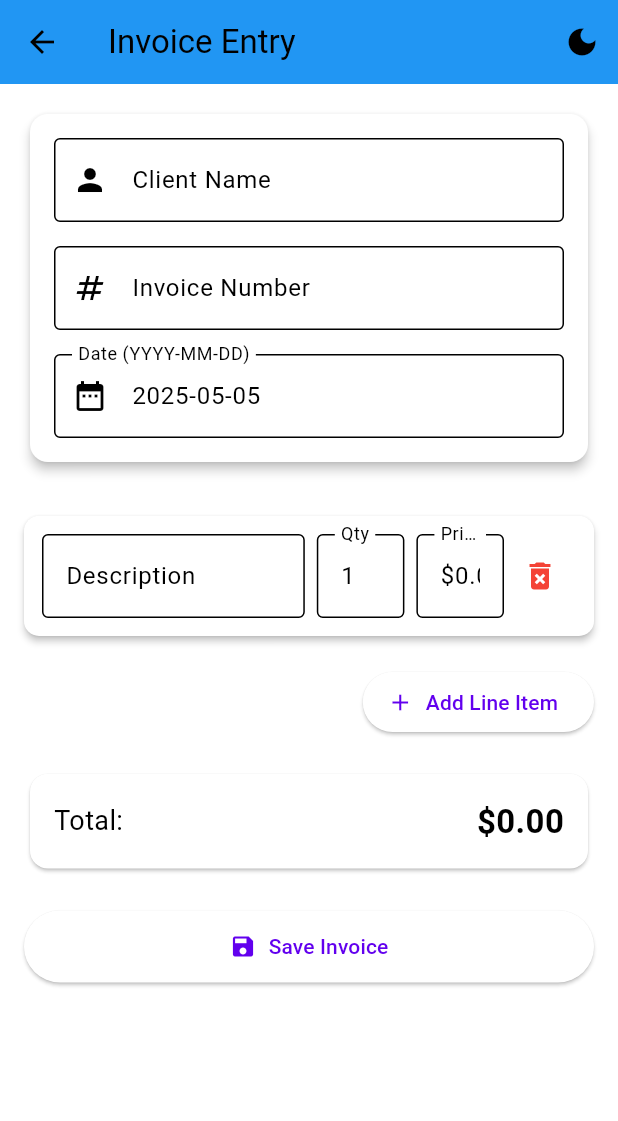
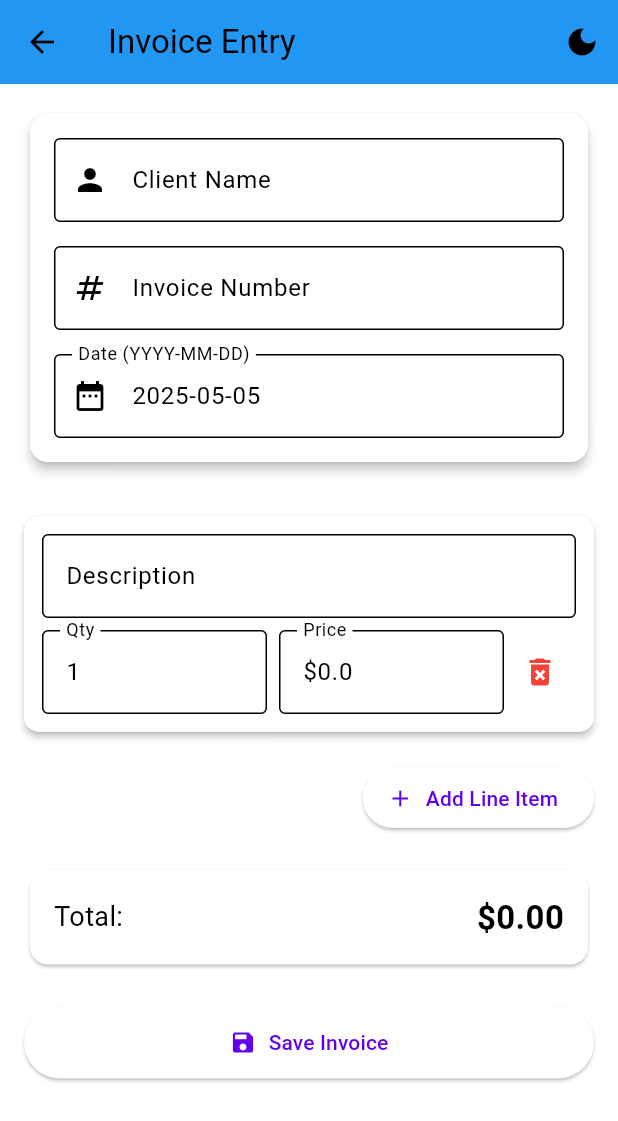
Before and after one commit to Magatijoel9620/invoice_app_flutter, a Flutter app: the InvoiceEntryScreen screen opened directly with empty values, after a tap on "Add Line Item", on a phone screen of 412 x 824 dp. Shown: the top 1121 px of the screen. Run offline on Flutter 3.47's test engine with Material 3 defaults, Android fonts, the phone set to English and light mode, and no system bars; our stand-ins replace flutter_slidable, pdf, printing, shared_preferences; accounts and stored records are empty.

Commit message:
UI refined

```diff
--- a/lib/screens/home_screen.dart
+++ b/lib/screens/home_screen.dart
@@ -111,6 +111,11 @@ class _HomeScreenState extends State<HomeScreen> {
           ),
           child: SingleChildScrollView(
             // 🛠 Add this wrapper
+            child: ConstrainedBox(
+              constraints: BoxConstraints(
+                minHeight: MediaQuery.of(context).size.height,
+              ),
+              child: IntrinsicHeight(
                 child: Center(
                   child: Padding(
                     padding: const EdgeInsets.symmetric(
@@ -122,7 +127,10 @@ class _HomeScreenState extends State<HomeScreen> {
                         Icon(
                           Icons.receipt_long_rounded,
                           size: 80,
-                      color: widget.isDarkMode ? Colors.white : Colors.blueGrey,
+                          color:
+                              widget.isDarkMode
+                                  ? Colors.white
+                                  : Colors.blueGrey,
                         ),
                         const SizedBox(height: 20),
                         Text(
@@ -183,6 +191,8 @@ class _HomeScreenState extends State<HomeScreen> {
               ),
             ),
           ),
+        ),
+      ),
     );
   }
 
--- a/lib/screens/invoice_entry_screen.dart
+++ b/lib/screens/invoice_entry_screen.dart
@@ -58,7 +58,8 @@ class _InvoiceEntryScreenState extends State<InvoiceEntryScreen> {
 
   void _addLineItem() {
     setState(() {
-      lineItems.add(LineItem(
+      lineItems.add(
+        LineItem(
           description: '',
           quantity: 1,
           unitPrice: 0.0,
@@ -66,7 +67,8 @@ class _InvoiceEntryScreenState extends State<InvoiceEntryScreen> {
           descriptionController: TextEditingController(),
           quantityController: TextEditingController(text: '1'),
           unitPriceController: TextEditingController(text: '0.0'),
-      ));
+        ),
+      );
     });
   }
 
@@ -121,7 +123,8 @@ class _InvoiceEntryScreenState extends State<InvoiceEntryScreen> {
       }
 
       final invoice = Invoice(
-        id: widget.existingInvoice?.id ??
+        id:
+            widget.existingInvoice?.id ??
             DateTime.now().millisecondsSinceEpoch.toString(),
         clientName: _clientNameController.text,
         invoiceNumber: _invoiceNumberController.text,
@@ -144,20 +147,20 @@ class _InvoiceEntryScreenState extends State<InvoiceEntryScreen> {
         Navigator.pushReplacement(
           context,
           MaterialPageRoute(
-            builder: (context) => InvoiceListScreen(
+            builder:
+                (context) => InvoiceListScreen(
                   isDarkMode: widget.isDarkMode,
                   toggleTheme: widget.toggleTheme,
                 ),
           ),
         );
-        if(currentContext.mounted){
+        if (currentContext.mounted) {
           ScaffoldMessenger.of(currentContext).showSnackBar(
             const SnackBar(content: Text('Invoice saved successfully')),
           );
         }
       } catch (e) {
-          SnackBar(content: Text('Error saving invoice: $e',)
-        );
+        SnackBar(content: Text('Error saving invoice: $e'));
       }
     } else {
       ScaffoldMessenger.of(context).showSnackBar(
@@ -203,8 +206,11 @@ class _InvoiceEntryScreenState extends State<InvoiceEntryScreen> {
                           prefixIcon: Icon(Icons.person),
                           border: OutlineInputBorder(),
                         ),
-                        validator: (value) =>
-                            value == null || value.isEmpty ? 'Required' : null,
+                        validator:
+                            (value) =>
+                                value == null || value.isEmpty
+                                    ? 'Required'
+                                    : null,
                       ),
                       const SizedBox(height: 16),
                       TextFormField(
@@ -214,8 +220,11 @@ class _InvoiceEntryScreenState extends State<InvoiceEntryScreen> {
                           prefixIcon: Icon(Icons.numbers),
                           border: OutlineInputBorder(),
                         ),
-                        validator: (value) =>
-                            value == null || value.isEmpty ? 'Required' : null,
+                        validator:
+                            (value) =>
+                                value == null || value.isEmpty
+                                    ? 'Required'
+                                    : null,
                       ),
                       const SizedBox(height: 16),
                       TextFormField(
@@ -233,9 +242,9 @@ class _InvoiceEntryScreenState extends State<InvoiceEntryScreen> {
                 ),
               ),
               const SizedBox(height: 24),
-              ...lineItems
-                  .asMap()
-                  .entries.map((entry) => _buildLineItem(entry.key, entry.value)),
+              ...lineItems.asMap().entries.map(
+                (entry) => _buildLineItem(entry.key, entry.value),
+              ),
               const SizedBox(height: 12),
               Align(
                 alignment: Alignment.centerRight,
@@ -253,10 +262,7 @@ class _InvoiceEntryScreenState extends State<InvoiceEntryScreen> {
                   child: Row(
                     mainAxisAlignment: MainAxisAlignment.spaceBetween,
                     children: [
-                      const Text(
-                        'Total:',
-                        style: TextStyle(fontSize: 18),
-                      ),
+                      const Text('Total:', style: TextStyle(fontSize: 18)),
                       Text(
                         '\$${_totalAmount.toStringAsFixed(2)}',
                         style: const TextStyle(
@@ -288,28 +294,75 @@ class _InvoiceEntryScreenState extends State<InvoiceEntryScreen> {
   }
 
   Widget _buildLineItem(int index, LineItem item) {
+    return LayoutBuilder(
+      builder: (context, constraints) {
+        bool isMobile = constraints.maxWidth < 600;
+
         return Card(
           margin: const EdgeInsets.symmetric(vertical: 8),
           elevation: 2,
-      shape: RoundedRectangleBorder(borderRadius: BorderRadius.circular(10)),
+          shape: RoundedRectangleBorder(
+            borderRadius: BorderRadius.circular(10),
+          ),
           child: Padding(
             padding: const EdgeInsets.all(12),
-        child: Row(
+            child:
+                isMobile
+                    ? Column(
                       children: [
-            Expanded(
-              flex: 3,
-              child: TextFormField(
+                        _buildDescriptionField(item),
+                        const SizedBox(height: 8),
+                        Row(
+                          children: [
+                            Expanded(child: _buildQtyField(item)),
+                            const SizedBox(width: 8),
+                            Expanded(child: _buildPriceField(item)),
+                            IconButton(
+                              icon: const Icon(
+                                Icons.delete_forever,
+                                color: Colors.red,
+                              ),
+                              onPressed: () => _removeLineItem(index),
+                            ),
+                          ],
+                        ),
+                      ],
+                    )
+                    : Row(
+                      children: [
+                        Expanded(flex: 3, child: _buildDescriptionField(item)),
+                        const SizedBox(width: 8),
+                        Expanded(child: _buildQtyField(item)),
+                        const SizedBox(width: 8),
+                        Expanded(child: _buildPriceField(item)),
+                        IconButton(
+                          icon: const Icon(
+                            Icons.delete_forever,
+                            color: Colors.red,
+                          ),
+                          onPressed: () => _removeLineItem(index),
+                        ),
+                      ],
+                    ),
+          ),
+        );
+      },
+    );
+  }
+
+  Widget _buildDescriptionField(LineItem item) {
+    return TextFormField(
       controller: item.descriptionController,
       decoration: const InputDecoration(
         labelText: 'Description',
         border: OutlineInputBorder(),
       ),
       onChanged: (value) => item.description = value,
-              ),
-            ),
-            const SizedBox(width: 8),
-            Expanded(
-              child: TextFormField(
+    );
+  }
+
+  Widget _buildQtyField(LineItem item) {
+    return TextFormField(
       controller: item.quantityController,
       decoration: const InputDecoration(
         labelText: 'Qty',
@@ -320,11 +373,11 @@ class _InvoiceEntryScreenState extends State<InvoiceEntryScreen> {
         item.quantity = int.tryParse(value) ?? 1;
         _updateTotal();
       },
-              ),
-            ),
-            const SizedBox(width: 8),
-            Expanded(
-              child: TextFormField(
+    );
+  }
+
+  Widget _buildPriceField(LineItem item) {
+    return TextFormField(
       controller: item.unitPriceController,
       decoration: const InputDecoration(
         labelText: 'Price',
@@ -336,15 +389,68 @@ class _InvoiceEntryScreenState extends State<InvoiceEntryScreen> {
         item.unitPrice = double.tryParse(value.replaceAll(',', '.')) ?? 0;
         _updateTotal();
       },
-              ),
-            ),
-            IconButton(
-              icon: const Icon(Icons.delete_forever, color: Colors.red),
-              onPressed: () => _removeLineItem(index),
-            ),
-          ],
-        ),
-      ),
     );
   }
 }
+
+//   Widget _buildLineItem(int index, LineItem item) {
+//     return Card(
+//       margin: const EdgeInsets.symmetric(vertical: 8),
+//       elevation: 2,
+//       shape: RoundedRectangleBorder(borderRadius: BorderRadius.circular(10)),
+//       child: Padding(
+//         padding: const EdgeInsets.all(12),
+//         child: Row(
+//           children: [
+//             Expanded(
+//               flex: 3,
+//               child: TextFormField(
+//                 controller: item.descriptionController,
+//                 decoration: const InputDecoration(
+//                   labelText: 'Description',
+//                   border: OutlineInputBorder(),
+//                 ),
+//                 onChanged: (value) => item.description = value,
+//               ),
+//             ),
+//             const SizedBox(width: 8),
+//             Expanded(
+//               child: TextFormField(
+//                 controller: item.quantityController,
+//                 decoration: const InputDecoration(
+//                   labelText: 'Qty',
+//                   border: OutlineInputBorder(),
+//                 ),
+//                 keyboardType: TextInputType.number,
+//                 onChanged: (value) {
+//                   item.quantity = int.tryParse(value) ?? 1;
+//                   _updateTotal();
+//                 },
+//               ),
+//             ),
+//             const SizedBox(width: 8),
+//             Expanded(
+//               child: TextFormField(
+//                 controller: item.unitPriceController,
+//                 decoration: const InputDecoration(
+//                   labelText: 'Price',
+//                   prefixText: '\$',
+//                   border: OutlineInputBorder(),
+//                 ),
+//                 keyboardType: TextInputType.number,
+//                 onChanged: (value) {
+//                   item.unitPrice = double.tryParse(value.replaceAll(',', '.')) ?? 0;
+//                   _updateTotal();
+//                 },
+//               ),
+//             ),
+//             IconButton(
+//               icon: const Icon(Icons.delete_forever, color: Colors.red),
+//               onPressed: () => _removeLineItem(index),
+//             ),
+//           ],
+//         ),
+//       ),
+//     );
+//   }
+// }
```
Lines whose indentation alone changed are shown as unchanged.
